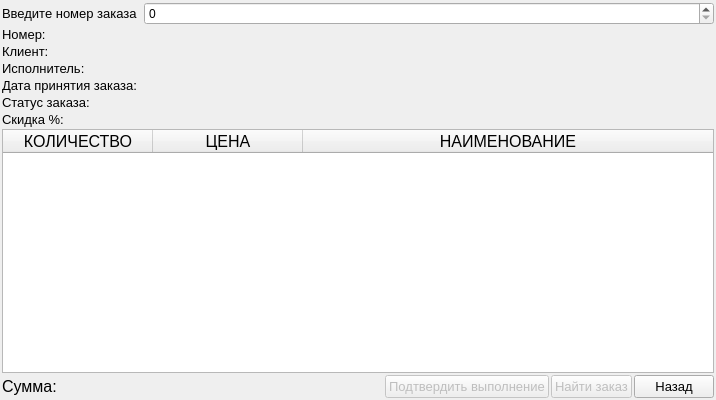
Old version of the form code/form_for_show_order.ui in the repository Alex-Sidorov/SEFOLL.
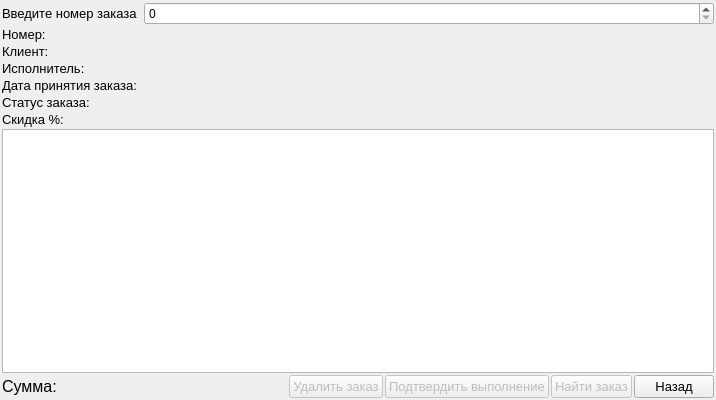
New version of the form.

Commit message: add remove order

The edit to the form file:
```diff
--- a/code/form_for_show_order.ui
+++ b/code/form_for_show_order.ui
@@ -258,7 +258,7 @@
       <bool>false</bool>
      </property>
      <attribute name="horizontalHeaderVisible">
-      <bool>true</bool>
+      <bool>false</bool>
      </attribute>
      <attribute name="horizontalHeaderCascadingSectionResizes">
       <bool>false</bool>
@@ -378,6 +378,21 @@
        </property>
       </spacer>
      </item>
+     <item>
+      <widget class="QPushButton" name="delete_button">
+       <property name="enabled">
+        <bool>false</bool>
+       </property>
+       <property name="font">
+        <font>
+         <pointsize>10</pointsize>
+        </font>
+       </property>
+       <property name="text">
+        <string>Удалить заказ</string>
+       </property>
+      </widget>
+     </item>
      <item>
       <widget class="QPushButton" name="complete_button">
        <property name="enabled">
```
The commit also changes 13 other files.
